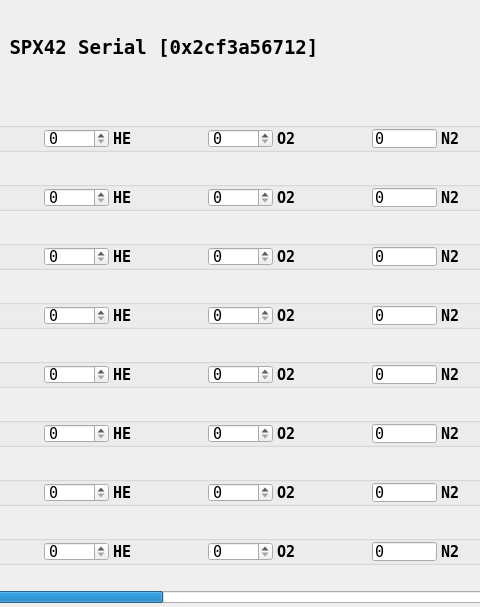
Qt form src/ui/gasFragment.ui (dmarc0001/spx42Control) before a commit; both pictures show x 112 to 592 and y 0 to 607 of the 1132 by 607 pixel window.
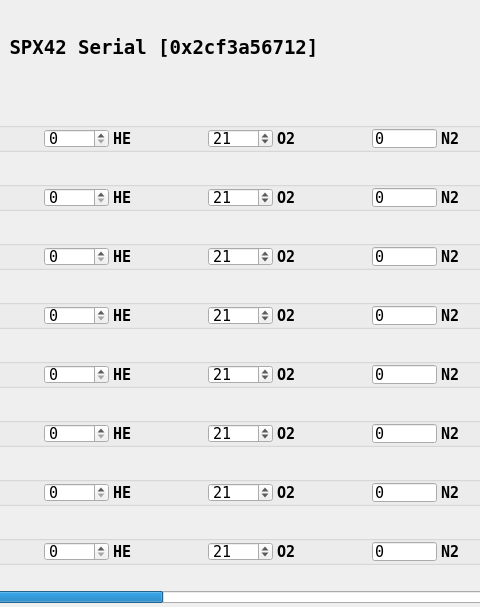
The same form after that commit.

Commit message: weitere Implementierung GUI

```diff
--- a/src/ui/gasFragment.ui
+++ b/src/ui/gasFragment.ui
@@ -274,6 +274,12 @@
              <height>16777215</height>
             </size>
            </property>
+           <property name="maximum">
+            <number>100</number>
+           </property>
+           <property name="value">
+            <number>21</number>
+           </property>
           </widget>
          </item>
          <item>
@@ -591,6 +597,12 @@
              <height>16777215</height>
             </size>
            </property>
+           <property name="maximum">
+            <number>100</number>
+           </property>
+           <property name="value">
+            <number>21</number>
+           </property>
           </widget>
          </item>
          <item>
@@ -908,6 +920,12 @@
              <height>16777215</height>
             </size>
            </property>
+           <property name="maximum">
+            <number>100</number>
+           </property>
+           <property name="value">
+            <number>21</number>
+           </property>
           </widget>
          </item>
          <item>
@@ -1225,6 +1243,12 @@
              <height>16777215</height>
             </size>
            </property>
+           <property name="maximum">
+            <number>100</number>
+           </property>
+           <property name="value">
+            <number>21</number>
+           </property>
           </widget>
          </item>
          <item>
@@ -1542,6 +1566,12 @@
              <height>16777215</height>
             </size>
            </property>
+           <property name="maximum">
+            <number>100</number>
+           </property>
+           <property name="value">
+            <number>21</number>
+           </property>
           </widget>
          </item>
          <item>
@@ -1859,6 +1889,12 @@
              <height>16777215</height>
             </size>
            </property>
+           <property name="maximum">
+            <number>100</number>
+           </property>
+           <property name="value">
+            <number>21</number>
+           </property>
           </widget>
          </item>
          <item>
@@ -2176,6 +2212,12 @@
              <height>16777215</height>
             </size>
            </property>
+           <property name="maximum">
+            <number>100</number>
+           </property>
+           <property name="value">
+            <number>21</number>
+           </property>
           </widget>
          </item>
          <item>
@@ -2493,6 +2535,12 @@
              <height>16777215</height>
             </size>
            </property>
+           <property name="maximum">
+            <number>100</number>
+           </property>
+           <property name="value">
+            <number>21</number>
+           </property>
           </widget>
          </item>
          <item>
```
Left out of the diff: 14 changed lines with no effect on the pictures. The commit also changes 2 other files.
